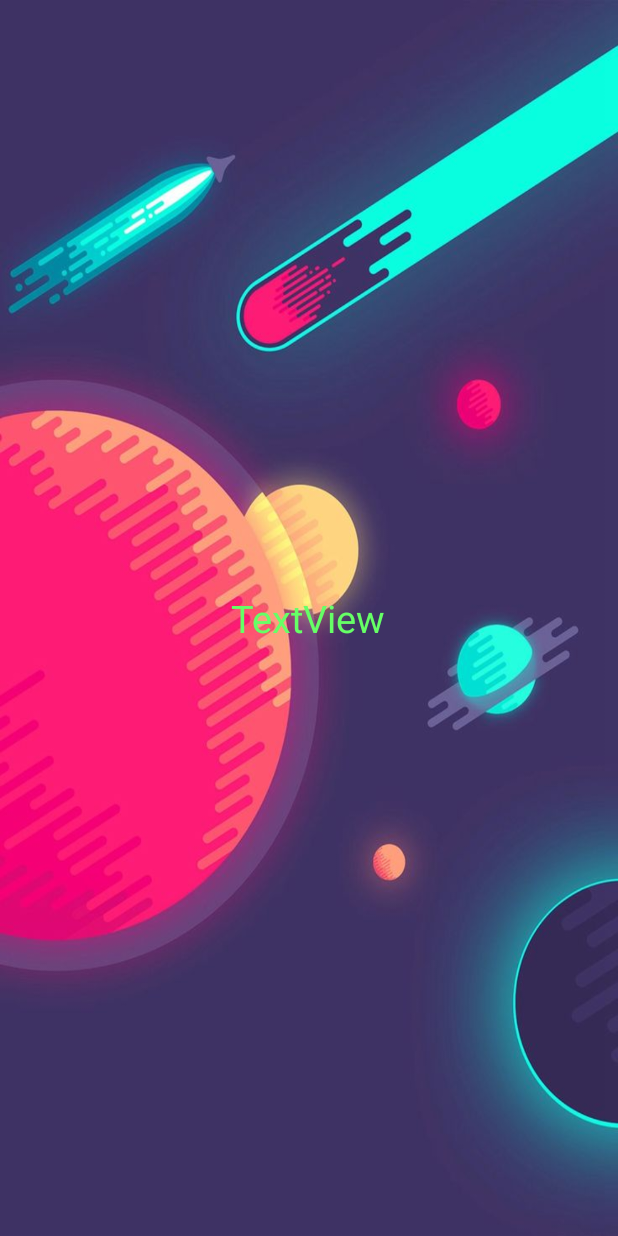
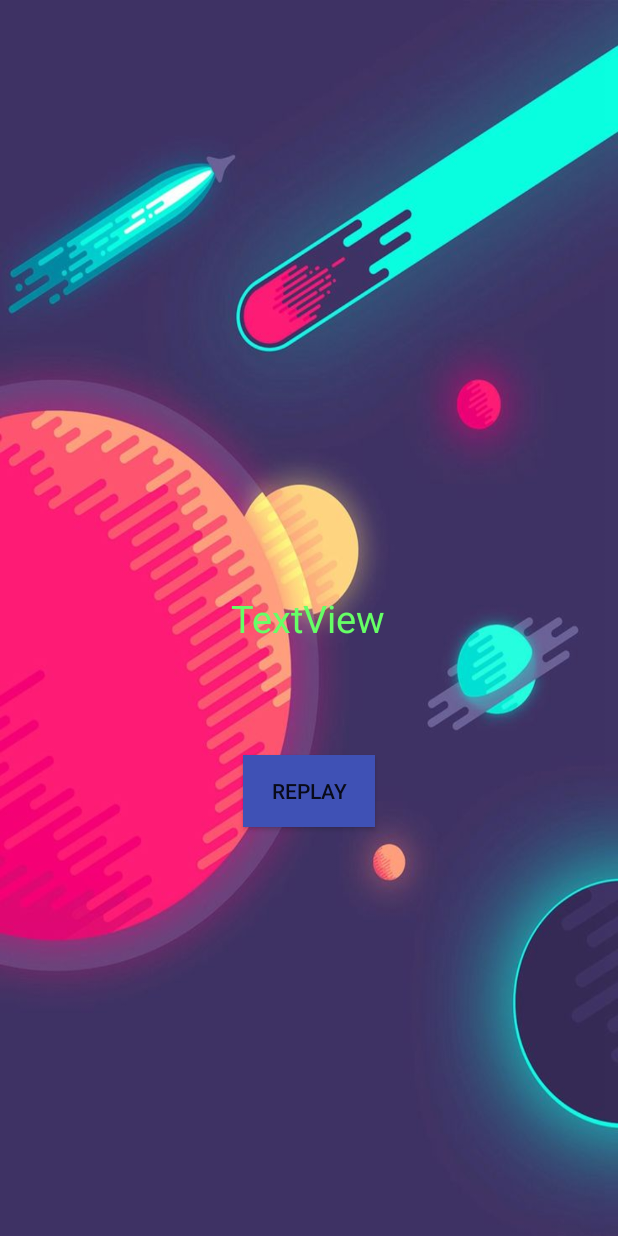
Before and after one commit to nikhil-sachdeva/bounceoff, an Android app: the layout activity_end_game.xml on its own in the app's theme, with its tools: preview values and no code run, on a phone screen of 412 x 824 dp. Run offline under Robolectric (Android 15) with nearby library versions, the phone set to English and light mode, and no system bars.

Commit message:
added replay button

```diff
--- a/app/src/main/res/layout/activity_end_game.xml
+++ b/app/src/main/res/layout/activity_end_game.xml
@@ -15,4 +15,14 @@
         android:text="TextView"
         android:textColor="@color/green"
         android:textSize="25sp" />
+
+    <Button
+        android:id="@+id/replay"
+        android:layout_width="wrap_content"
+        android:layout_height="wrap_content"
+        android:background="@color/colorPrimary"
+        android:layout_below="@+id/Endmsg"
+        android:layout_centerHorizontal="true"
+        android:layout_marginTop="74dp"
+        android:text="Replay" />
 </RelativeLayout>
```
Also changed, not shown: app/src/main/java/nik/game/EndGame.java (+12 -1 lines), app/src/main/java/nik/game/Game.java (+6 -1 lines).
